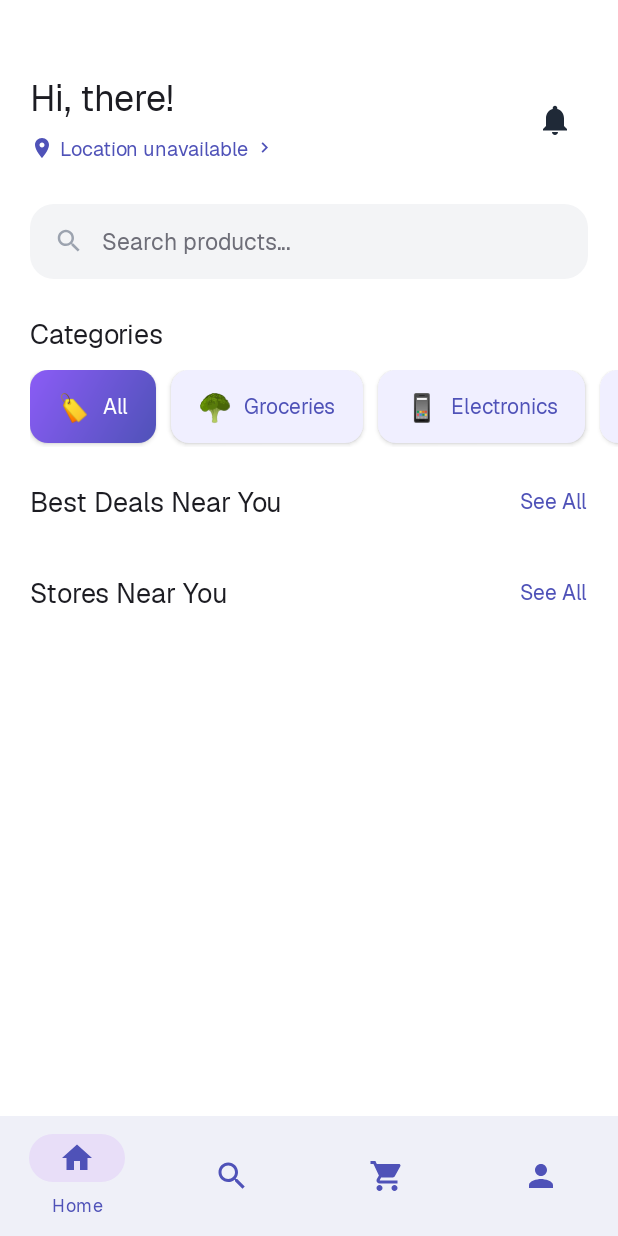
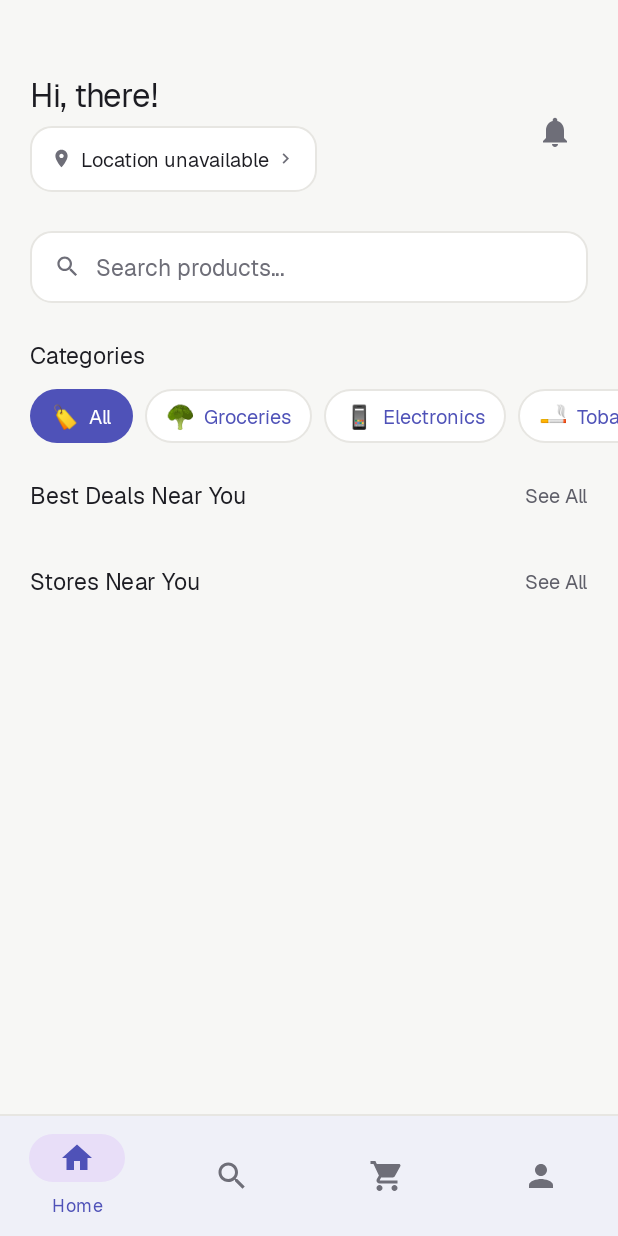
Before and after one commit to nevil-codes/QLess, an Android app: the HomeActivity screen opened directly, with no data from a screen before it, on a phone screen of 412 x 824 dp. Run offline under Robolectric (Android 15) with nearby library versions, the light colour scheme and no system bars; our stand-ins replace Firebase (no records; nobody signed in at launch, a user with empty details on screens opened directly); pictures from the network do not load.

Commit message:
Restyle HomeActivity to match design spec
Flat cards (1dp outline, 0 elevation, 14dp radius), pill-shaped
category chips, quiet search bar, mono prices, bottom nav using a
checked/unchecked color selector instead of all-primary, hairline
divider above nav. All view IDs, adapters and click listeners
unchanged. Also drops the now-extracted design zip from app/.

```diff
--- /dev/null
+++ b/app/src/main/res/color/bottom_nav_item_color.xml
@@ -0,0 +1,5 @@
+<?xml version="1.0" encoding="utf-8"?>
+<selector xmlns:android="http://schemas.android.com/apk/res/android">
+    <item android:color="@color/primary" android:state_checked="true" />
+    <item android:color="@color/text_tertiary" />
+</selector>
--- a/app/src/main/res/drawable/bg_category_chip.xml
+++ b/app/src/main/res/drawable/bg_category_chip.xml
@@ -1,2 +1,6 @@
 <?xml version="1.0" encoding="utf-8"?>
-<shape xmlns:android="http://schemas.android.com/apk/res/android" android:shape="rectangle"><solid android:color="#F0EFFF"/><corners android:radius="12dp"/></shape>
+<shape xmlns:android="http://schemas.android.com/apk/res/android" android:shape="rectangle">
+    <solid android:color="@color/surface" />
+    <stroke android:width="1dp" android:color="@color/outline" />
+    <corners android:radius="999dp" />
+</shape>
--- a/app/src/main/res/drawable/bg_category_chip_selected.xml
+++ b/app/src/main/res/drawable/bg_category_chip_selected.xml
@@ -1,8 +1,5 @@
 <?xml version="1.0" encoding="utf-8"?>
 <shape xmlns:android="http://schemas.android.com/apk/res/android" android:shape="rectangle">
-    <gradient
-        android:startColor="@color/primary"
-        android:endColor="#8B5CF6"
-        android:angle="135"/>
-    <corners android:radius="12dp"/>
+    <solid android:color="@color/primary" />
+    <corners android:radius="999dp" />
 </shape>
--- a/app/src/main/res/drawable/bg_discount_badge.xml
+++ b/app/src/main/res/drawable/bg_discount_badge.xml
@@ -1,2 +1,5 @@
 <?xml version="1.0" encoding="utf-8"?>
-<shape xmlns:android="http://schemas.android.com/apk/res/android" android:shape="rectangle"><solid android:color="#EF4444"/><corners android:radius="8dp"/></shape>
+<shape xmlns:android="http://schemas.android.com/apk/res/android" android:shape="rectangle">
+    <solid android:color="@color/warning" />
+    <corners android:radius="6dp" />
+</shape>
--- a/app/src/main/res/drawable/bg_status_badge.xml
+++ b/app/src/main/res/drawable/bg_round_muted.xml
@@ -1,5 +1,5 @@
 <?xml version="1.0" encoding="utf-8"?>
 <shape xmlns:android="http://schemas.android.com/apk/res/android" android:shape="rectangle">
-    <solid android:color="@color/primary"/>
-    <corners android:radius="20dp"/>
+    <solid android:color="@color/surface_muted" />
+    <corners android:radius="10dp" />
 </shape>
--- a/app/src/main/res/drawable/bg_search_bar.xml
+++ b/app/src/main/res/drawable/bg_search_bar.xml
@@ -1,2 +1,6 @@
 <?xml version="1.0" encoding="utf-8"?>
-<shape xmlns:android="http://schemas.android.com/apk/res/android" android:shape="rectangle"><solid android:color="#F3F4F6"/><corners android:radius="16dp"/></shape>
+<shape xmlns:android="http://schemas.android.com/apk/res/android" android:shape="rectangle">
+    <solid android:color="@color/surface" />
+    <stroke android:width="1dp" android:color="@color/outline" />
+    <corners android:radius="14dp" />
+</shape>
--- a/app/src/main/res/layout/activity_home.xml
+++ b/app/src/main/res/layout/activity_home.xml
@@ -4,7 +4,7 @@
     xmlns:tools="http://schemas.android.com/tools"
     android:layout_width="match_parent"
     android:layout_height="match_parent"
-    android:background="@color/white"
+    android:background="@color/background"
     tools:context=".HomeActivity">
 
     <ScrollView
@@ -43,34 +43,36 @@
                         android:id="@+id/txtGreeting"
                         android:layout_width="wrap_content"
                         android:layout_height="wrap_content"
-                        android:fontFamily="sans-serif-bold"
+                        android:fontFamily="@font/geist_semibold"
+                        android:letterSpacing="-0.02"
                         android:textColor="@color/text_primary"
-                        android:textSize="24sp"
+                        android:textSize="22sp"
                         tools:text="Hi, John!" />
 
                     <LinearLayout
                         android:id="@+id/locationRow"
                         android:layout_width="wrap_content"
-                        android:layout_height="wrap_content"
-                        android:layout_marginTop="4dp"
-                        android:background="?attr/selectableItemBackground"
+                        android:layout_height="44dp"
+                        android:layout_marginTop="6dp"
+                        android:background="@drawable/bg_search_bar"
                         android:gravity="center_vertical"
                         android:orientation="horizontal"
-                        android:paddingVertical="4dp">
+                        android:paddingHorizontal="14dp">
 
                         <ImageView
-                            android:layout_width="16dp"
-                            android:layout_height="16dp"
+                            android:layout_width="14dp"
+                            android:layout_height="14dp"
                             android:contentDescription="@null"
                             android:src="@drawable/ic_location"
-                            app:tint="@color/primary" />
+                            app:tint="@color/text_tertiary" />
 
                         <TextView
                             android:id="@+id/txtLocation"
                             android:layout_width="wrap_content"
                             android:layout_height="wrap_content"
-                            android:layout_marginStart="4dp"
-                            android:textColor="@color/primary"
+                            android:layout_marginStart="6dp"
+                            android:fontFamily="@font/geist_regular"
+                            android:textColor="@color/text_primary"
                             android:textSize="13sp"
                             tools:text="Kray, Nordrhein-Westfalen" />
 
@@ -80,7 +82,7 @@
                             android:layout_marginStart="4dp"
                             android:contentDescription="@null"
                             android:src="@drawable/ic_chevron_right"
-                            app:tint="@color/primary" />
+                            app:tint="@color/text_tertiary" />
                     </LinearLayout>
                 </LinearLayout>
 
@@ -88,35 +90,39 @@
                     android:id="@+id/btnNotification"
                     android:layout_width="44dp"
                     android:layout_height="44dp"
+                    android:layout_marginStart="8dp"
                     android:background="?attr/selectableItemBackgroundBorderless"
                     android:contentDescription="@string/nav_home"
-                    android:src="@drawable/ic_notification" />
+                    android:src="@drawable/ic_notification"
+                    app:tint="@color/text_tertiary" />
             </LinearLayout>
 
             <!-- Search Bar -->
             <LinearLayout
                 android:id="@+id/searchBar"
                 android:layout_width="match_parent"
-                android:layout_height="50dp"
+                android:layout_height="48dp"
                 android:layout_marginHorizontal="20dp"
-                android:layout_marginTop="16dp"
+                android:layout_marginTop="18dp"
                 android:background="@drawable/bg_search_bar"
                 android:gravity="center_vertical"
                 android:orientation="horizontal"
                 android:paddingHorizontal="16dp">
 
                 <ImageView
-                    android:layout_width="20dp"
-                    android:layout_height="20dp"
+                    android:layout_width="18dp"
+                    android:layout_height="18dp"
                     android:contentDescription="@null"
-                    android:src="@drawable/ic_search" />
+                    android:src="@drawable/ic_search"
+                    app:tint="@color/text_tertiary" />
 
                 <TextView
                     android:layout_width="wrap_content"
                     android:layout_height="wrap_content"
-                    android:layout_marginStart="12dp"
+                    android:layout_marginStart="10dp"
+                    android:fontFamily="@font/geist_regular"
                     android:text="@string/search_products"
-                    android:textColor="@color/text_light"
+                    android:textColor="@color/text_tertiary"
                     android:textSize="15sp" />
             </LinearLayout>
 
@@ -126,10 +132,10 @@
                 android:layout_height="wrap_content"
                 android:layout_marginStart="20dp"
                 android:layout_marginTop="24dp"
-                android:fontFamily="sans-serif-bold"
+                android:fontFamily="@font/geist_medium"
                 android:text="@string/categories"
                 android:textColor="@color/text_primary"
-                android:textSize="18sp" />
+                android:textSize="15sp" />
 
             <HorizontalScrollView
                 android:layout_width="match_parent"
@@ -159,18 +165,18 @@
                     android:layout_width="0dp"
                     android:layout_height="wrap_content"
                     android:layout_weight="1"
-                    android:fontFamily="sans-serif-bold"
+                    android:fontFamily="@font/geist_medium"
                     android:text="@string/best_deals"
                     android:textColor="@color/text_primary"
-                    android:textSize="18sp" />
+                    android:textSize="15sp" />
 
                 <TextView
                     android:layout_width="wrap_content"
                     android:layout_height="wrap_content"
-                    android:fontFamily="sans-serif-medium"
+                    android:fontFamily="@font/geist_regular"
                     android:text="@string/see_all"
-                    android:textColor="@color/primary"
-                    android:textSize="14sp" />
+                    android:textColor="@color/text_secondary"
+                    android:textSize="13sp" />
             </LinearLayout>
 
             <androidx.recyclerview.widget.RecyclerView
@@ -203,18 +209,18 @@
                         android:layout_width="0dp"
                         android:layout_height="wrap_content"
                         android:layout_weight="1"
-                        android:fontFamily="sans-serif-bold"
+                        android:fontFamily="@font/geist_medium"
                         android:text="@string/recommended_for_you"
                         android:textColor="@color/text_primary"
-                        android:textSize="18sp" />
+                        android:textSize="15sp" />
 
                     <TextView
                         android:layout_width="wrap_content"
                         android:layout_height="wrap_content"
-                        android:fontFamily="sans-serif-medium"
+                        android:fontFamily="@font/geist_regular"
                         android:text="@string/see_all"
-                        android:textColor="@color/primary"
-                        android:textSize="14sp" />
+                        android:textColor="@color/text_secondary"
+                        android:textSize="13sp" />
                 </LinearLayout>
 
                 <androidx.recyclerview.widget.RecyclerView
@@ -240,18 +246,18 @@
                     android:layout_width="0dp"
                     android:layout_height="wrap_content"
                     android:layout_weight="1"
-                    android:fontFamily="sans-serif-bold"
+                    android:fontFamily="@font/geist_medium"
                     android:text="@string/nearby_stores"
                     android:textColor="@color/text_primary"
-                    android:textSize="18sp" />
+                    android:textSize="15sp" />
 
                 <TextView
                     android:layout_width="wrap_content"
                     android:layout_height="wrap_content"
-                    android:fontFamily="sans-serif-medium"
+                    android:fontFamily="@font/geist_regular"
                     android:text="@string/see_all"
-                    android:textColor="@color/primary"
-                    android:textSize="14sp" />
+                    android:textColor="@color/text_secondary"
+                    android:textSize="13sp" />
             </LinearLayout>
 
             <androidx.recyclerview.widget.RecyclerView
@@ -267,14 +273,23 @@
     </ScrollView>
 
     <!-- Bottom Navigation -->
+    <View
+        android:id="@+id/bottomNavDivider"
+        android:layout_width="0dp"
+        android:layout_height="1dp"
+        android:background="@color/outline"
+        app:layout_constraintBottom_toTopOf="@id/bottomNav"
+        app:layout_constraintEnd_toEndOf="parent"
+        app:layout_constraintStart_toStartOf="parent" />
+
     <com.google.android.material.bottomnavigation.BottomNavigationView
         android:id="@+id/bottomNav"
         android:layout_width="0dp"
         android:layout_height="wrap_content"
-        android:background="@color/white"
-        android:elevation="8dp"
-        app:itemIconTint="@color/primary"
-        app:itemTextColor="@color/primary"
+        android:background="@color/surface"
+        android:elevation="0dp"
+        app:itemIconTint="@color/bottom_nav_item_color"
+        app:itemTextColor="@color/bottom_nav_item_color"
         app:layout_constraintBottom_toBottomOf="parent"
         app:layout_constraintEnd_toEndOf="parent"
         app:layout_constraintStart_toStartOf="parent"
--- a/app/src/main/res/layout/item_category.xml
+++ b/app/src/main/res/layout/item_category.xml
@@ -1,30 +1,28 @@
 <?xml version="1.0" encoding="utf-8"?>
 <LinearLayout xmlns:android="http://schemas.android.com/apk/res/android"
     android:layout_width="wrap_content"
-    android:layout_height="wrap_content"
-    android:layout_marginEnd="10dp"
+    android:layout_height="36dp"
+    android:layout_marginEnd="8dp"
     android:background="@drawable/bg_category_chip"
     android:gravity="center"
     android:orientation="horizontal"
     android:foreground="?attr/selectableItemBackground"
     android:clickable="true"
     android:focusable="true"
-    android:paddingHorizontal="18dp"
-    android:paddingVertical="12dp"
-    android:elevation="2dp">
+    android:paddingHorizontal="14dp">
 
     <TextView
         android:id="@+id/txtEmoji"
         android:layout_width="wrap_content"
         android:layout_height="wrap_content"
-        android:textSize="18sp" />
+        android:textSize="15sp" />
 
     <TextView
         android:id="@+id/txtLabel"
         android:layout_width="wrap_content"
         android:layout_height="wrap_content"
-        android:layout_marginStart="8dp"
-        android:fontFamily="sans-serif-medium"
-        android:textColor="@color/primary"
-        android:textSize="14sp" />
+        android:layout_marginStart="6dp"
+        android:fontFamily="@font/geist_medium"
+        android:textColor="@color/text_primary"
+        android:textSize="13sp" />
 </LinearLayout>
--- a/app/src/main/res/layout/item_deal.xml
+++ b/app/src/main/res/layout/item_deal.xml
@@ -5,9 +5,11 @@
     android:layout_width="160dp"
     android:layout_height="wrap_content"
     android:layout_marginEnd="12dp"
-    app:cardCornerRadius="16dp"
-    app:cardElevation="2dp"
-    app:strokeWidth="0dp">
+    app:cardCornerRadius="14dp"
+    app:cardElevation="0dp"
+    app:strokeWidth="1dp"
+    app:strokeColor="@color/outline"
+    app:cardBackgroundColor="@color/surface">
 
     <LinearLayout
         android:layout_width="match_parent"
@@ -23,6 +25,7 @@
                 android:id="@+id/imgProduct"
                 android:layout_width="match_parent"
                 android:layout_height="match_parent"
+                android:background="@color/surface_muted"
                 android:contentDescription="@null"
                 android:scaleType="centerCrop"
                 android:src="@drawable/placeholder_product" />
@@ -38,7 +41,7 @@
                 android:paddingVertical="4dp"
                 android:textColor="@color/white"
                 android:textSize="11sp"
-                android:fontFamily="sans-serif-bold"
+                android:fontFamily="@font/geist_medium"
                 tools:text="17% OFF" />
         </FrameLayout>
 
@@ -53,7 +56,7 @@
                 android:layout_width="match_parent"
                 android:layout_height="wrap_content"
                 android:ellipsize="end"
-                android:fontFamily="sans-serif-medium"
+                android:fontFamily="@font/geist_medium"
                 android:maxLines="2"
                 android:textColor="@color/text_primary"
                 android:textSize="14sp"
@@ -64,7 +67,8 @@
                 android:layout_width="match_parent"
                 android:layout_height="wrap_content"
                 android:layout_marginTop="4dp"
-                android:textColor="@color/text_secondary"
+                android:fontFamily="@font/geist_regular"
+                android:textColor="@color/text_tertiary"
                 android:textSize="12sp"
                 tools:text="Cheapest at Tesco" />
 
@@ -79,9 +83,9 @@
                     android:id="@+id/txtPrice"
                     android:layout_width="wrap_content"
                     android:layout_height="wrap_content"
-                    android:fontFamily="sans-serif-bold"
-                    android:textColor="@color/primary"
-                    android:textSize="16sp"
+                    android:fontFamily="@font/geist_mono_medium"
+                    android:textColor="@color/text_primary"
+                    android:textSize="15sp"
                     tools:text="€9.99" />
 
                 <TextView
@@ -89,7 +93,8 @@
                     android:layout_width="wrap_content"
                     android:layout_height="wrap_content"
                     android:layout_marginStart="8dp"
-                    android:textColor="@color/text_light"
+                    android:fontFamily="@font/geist_mono_regular"
+                    android:textColor="@color/text_tertiary"
                     android:textSize="12sp"
                     tools:text="€11.99" />
             </LinearLayout>
@@ -99,7 +104,8 @@
                 android:layout_width="wrap_content"
                 android:layout_height="wrap_content"
                 android:layout_marginTop="4dp"
-                android:textColor="@color/accent"
+                android:fontFamily="@font/geist_regular"
+                android:textColor="@color/text_tertiary"
                 android:textSize="11sp"
                 tools:text="Available in 3 stores" />
         </LinearLayout>
--- a/app/src/main/res/layout/item_store.xml
+++ b/app/src/main/res/layout/item_store.xml
@@ -5,9 +5,11 @@
     android:layout_width="match_parent"
     android:layout_height="wrap_content"
     android:layout_marginBottom="12dp"
-    app:cardCornerRadius="16dp"
-    app:cardElevation="2dp"
-    app:strokeWidth="0dp">
+    app:cardCornerRadius="14dp"
+    app:cardElevation="0dp"
+    app:strokeWidth="1dp"
+    app:strokeColor="@color/outline"
+    app:cardBackgroundColor="@color/surface">
 
     <LinearLayout
         android:layout_width="match_parent"
@@ -24,7 +26,7 @@
             <View
                 android:layout_width="match_parent"
                 android:layout_height="match_parent"
-                android:background="@drawable/bg_category_chip" />
+                android:background="@drawable/bg_round_muted" />
 
             <ImageView
                 android:layout_width="28dp"
@@ -46,7 +48,7 @@
                 android:id="@+id/txtStoreName"
                 android:layout_width="match_parent"
                 android:layout_height="wrap_content"
-                android:fontFamily="sans-serif-medium"
+                android:fontFamily="@font/geist_medium"
                 android:textColor="@color/text_primary"
                 android:textSize="15sp"
                 tools:text="Tesco Piccadilly" />
@@ -69,7 +71,7 @@
                     android:layout_width="wrap_content"
                     android:layout_height="wrap_content"
                     android:layout_marginStart="4dp"
-                    android:textColor="@color/text_secondary"
+                    android:textColor="@color/text_tertiary"
                     android:textSize="13sp"
                     tools:text="4.5" />
 
@@ -77,13 +79,13 @@
                     android:layout_width="4dp"
                     android:layout_height="4dp"
                     android:layout_marginHorizontal="8dp"
-                    android:background="@color/text_light" />
+                    android:background="@color/text_tertiary" />
 
                 <TextView
                     android:id="@+id/txtDistance"
                     android:layout_width="wrap_content"
                     android:layout_height="wrap_content"
-                    android:textColor="@color/text_secondary"
+                    android:textColor="@color/text_tertiary"
                     android:textSize="13sp"
                     tools:text="2.3 km" />
             </LinearLayout>
@@ -99,7 +101,7 @@
             android:paddingVertical="4dp"
             android:textColor="@color/white"
             android:textSize="11sp"
-            android:fontFamily="sans-serif-medium"
+            android:fontFamily="@font/geist_medium"
             tools:text="Open" />
     </LinearLayout>
 </com.google.android.material.card.MaterialCardView>
```
Also changed, not shown: 1 other file.
